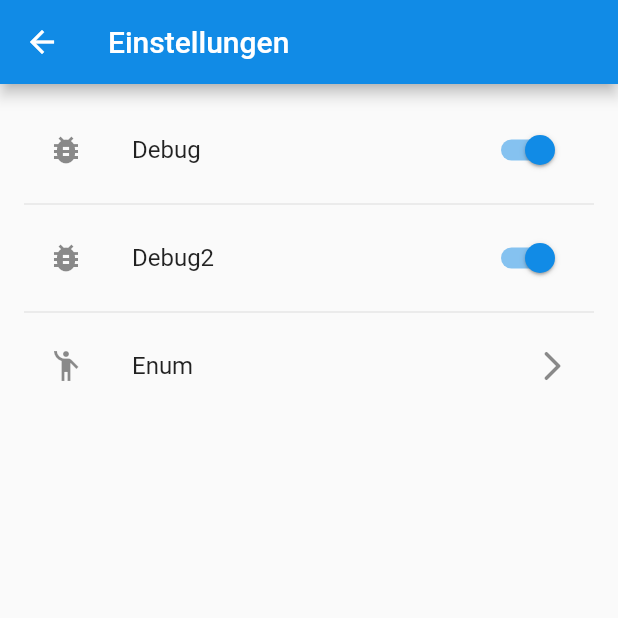
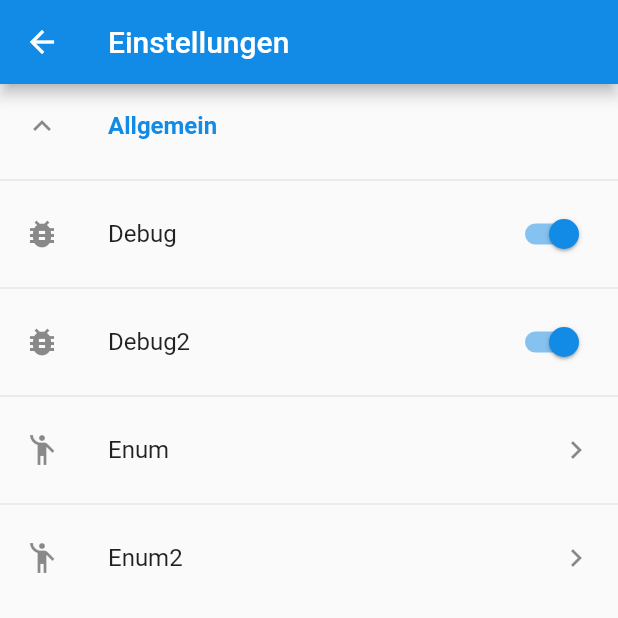
Before and after one commit to ChaosSchulInformatiker/Software-Projekt, a Flutter app: the screen it shows after launch, in the side drawer, after a tap on "Einstellungen", on a phone screen of 412 x 824 dp, the top half of it. Run offline on Flutter 3.47's test engine with Material 2 defaults, Android fonts, the light colour scheme and no system bars; network calls fail.

Commit message:
Added settings groups

```diff
--- a/App/maristen_planer/lib/settings.dart
+++ b/App/maristen_planer/lib/settings.dart
@@ -1,15 +1,26 @@
 import 'package:flutter/material.dart';
-//import 'package:maristen_planer/languages.dart';
-//import 'package:maristen_planer/main.dart';
-//import 'package:maristen_planer/widgets/sidebar.dart';
-//import 'package:settings_ui/settings_ui.dart';
+import 'package:maristen_planer/constants.dart';
 
-final List<Setting> settings = [
-  BoolSetting(name: 'Debug', value: true, icon: const Icon(Icons.bug_report)),
-  BoolSetting(name: 'Debug2', value: true, icon: const Icon(Icons.bug_report)),
-  EnumSetting(name: 'Enum', enumName: '_Hi', values: _Hi.values, value: _Hi.Hi, icon: const Icon(Icons.emoji_people))
+final List<SettingGroup> settings = [
+  SettingGroup(title: 'Allgemein', settings: [
+    BoolSetting(name: 'Debug', value: true, icon: const Icon(Icons.bug_report)),
+    BoolSetting(name: 'Debug2', value: true, icon: const Icon(Icons.bug_report)),
+    EnumSetting(name: 'Enum', enumName: '_Hi', values: _Hi.values, value: _Hi.Hi, icon: const Icon(Icons.emoji_people)),
+    EnumSetting(name: 'Enum2', enumName: '_Hi', values: _Hi.values, value: _Hi.Bye, icon: const Icon(Icons.emoji_people))
+  ])
 ];
 enum _Hi { Hi, Hello, Bye }
+
+class SettingGroup {
+  final String title;
+  final List<Setting> settings;
+  bool visible = true;
+
+  SettingGroup({
+    required this.title,
+    required this.settings
+  });
+}
 
 abstract class Setting<T> {
   final Icon icon;
@@ -17,14 +28,14 @@ abstract class Setting<T> {
   final String name;
   T value;
 
-  Widget settingRow(BuildContext context);
+  ListTile settingRow(BuildContext context);
 
   Setting(this.name, this.value, this.icon);
 }
 
 class BoolSetting extends Setting<bool> {
   @override
-  Widget settingRow(BuildContext context) => ListTile(
+  ListTile settingRow(BuildContext context) => ListTile(
     leading: icon,
     title: Text(name),
     trailing: Switch(value: value, onChanged: (newValue) {
@@ -47,10 +58,10 @@ class EnumSetting<T> extends Setting<T> {
   final List<T> values;
 
   @override
-  Widget settingRow(BuildContext context) => ListTile(
+  ListTile settingRow(BuildContext context) => ListTile(
     leading: icon,
     title: Text(name),
-    trailing: const Icon(Icons.arrow_forward_ios_rounded),
+    trailing: Icon(Icons.navigate_next),
     onTap: () {
       Navigator.push(context, MaterialPageRoute(builder: (context) => _EnumSettingScreen(this, name, enumName, _enLength, values, value)));
     },
@@ -61,7 +72,7 @@ class EnumSetting<T> extends Setting<T> {
     required this.enumName,
     required this.values,
     required T value,
-    required Icon icon,
+    required Icon icon
   }) : _enLength = enumName.length + 1, super(name, value, icon);
 }
 
@@ -93,7 +104,7 @@ class _EnumSettingScreenState extends State<_EnumSettingScreen> {
     return Scaffold(
       appBar: AppBar(title: Text(title)),
       body: ListView.builder(
-        padding: const EdgeInsets.all(16.0),
+        padding: const EdgeInsets.all(10.0),
         itemCount: values.length * 2 - 1,
         itemBuilder: (context, i) {
           if (i.isOdd) return const Divider();
@@ -116,14 +127,43 @@ class _EnumSettingScreenState extends State<_EnumSettingScreen> {
   _EnumSettingScreenState(this.setting, this.title, this.values, this.value);
 }
 
-Widget settingsWidget(BuildContext context) => ListView.builder(
-    padding: const EdgeInsets.all(16.0),
-    itemCount: settings.length * 2 - 1,
+/*Widget _settingsWidget(SettingGroup group, BuildContext context) => ListView.builder(
+    padding: const EdgeInsets.all(10.0),
+    itemCount: group.settings.length * 2 - 1,
     itemBuilder: (context, i) {
       if (i.isOdd) return const Divider();
       final index = i ~/ 2;
-      return settings[index].settingRow(context);
-    });
+      return group.settings[index].settingRow(context);
+    }
+);*/
+
+Widget settingsWidgets(BuildContext context) {
+  final items = <ListTile>[];
+  for (var group in settings) {
+    items.add(ListTile(
+      title: Text(group.title, style: TextStyle(color: maristenBlueLight, fontWeight: FontWeight.bold)),
+      leading: Icon(group.visible ? Icons.expand_less : Icons.expand_more),
+      onTap: () {
+        _settingsState.setState(() {
+          group.visible = !group.visible;
+        });
+      },
+    ));
+    if (group.visible) {
+      for (var setting in group.settings) {
+        items.add(setting.settingRow(context));
+      }
+    }
+  }
+  return ListView.builder(
+      itemCount: items.length * 2 - 1,
+      itemBuilder: (context, i) {
+        if (i.isOdd) return const Divider();
+        final index = i ~/ 2;
+        return items[index];
+      }
+  );
+}
 
 class SettingsScreen extends StatefulWidget {
   @override
@@ -139,7 +179,7 @@ class _SettingsScreenState extends State<SettingsScreen> {
   Widget build(BuildContext context) {
     return Scaffold(
       appBar: AppBar(title: Text('Einstellungen'),),
-      body: settingsWidget(context)
+      body: settingsWidgets(context)
     );
   }
 }
```
